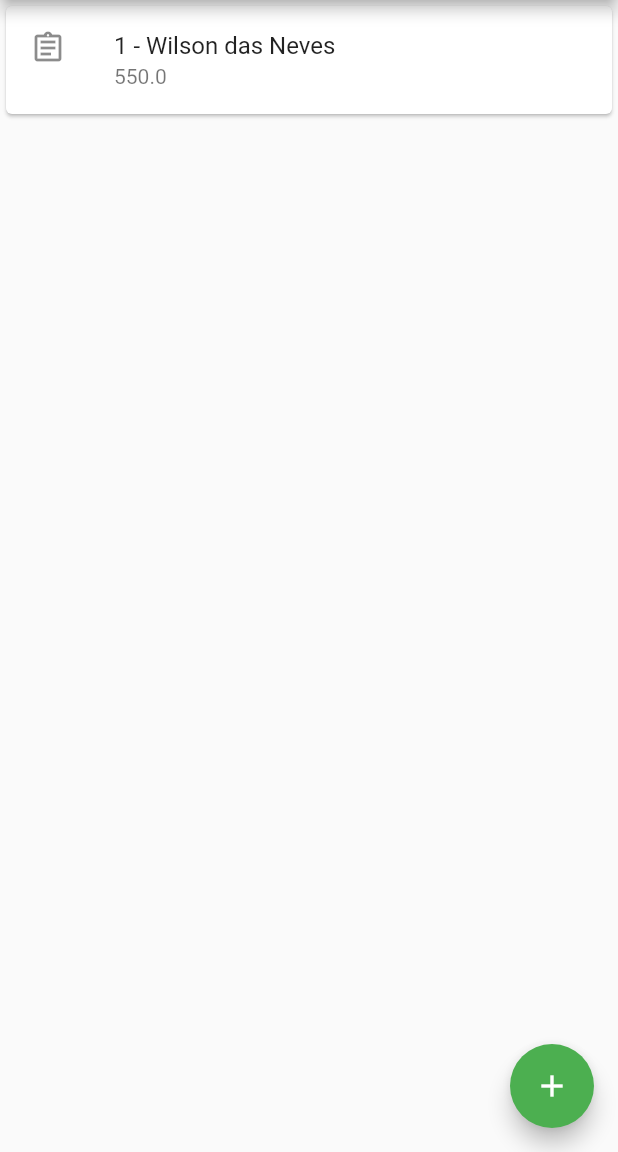
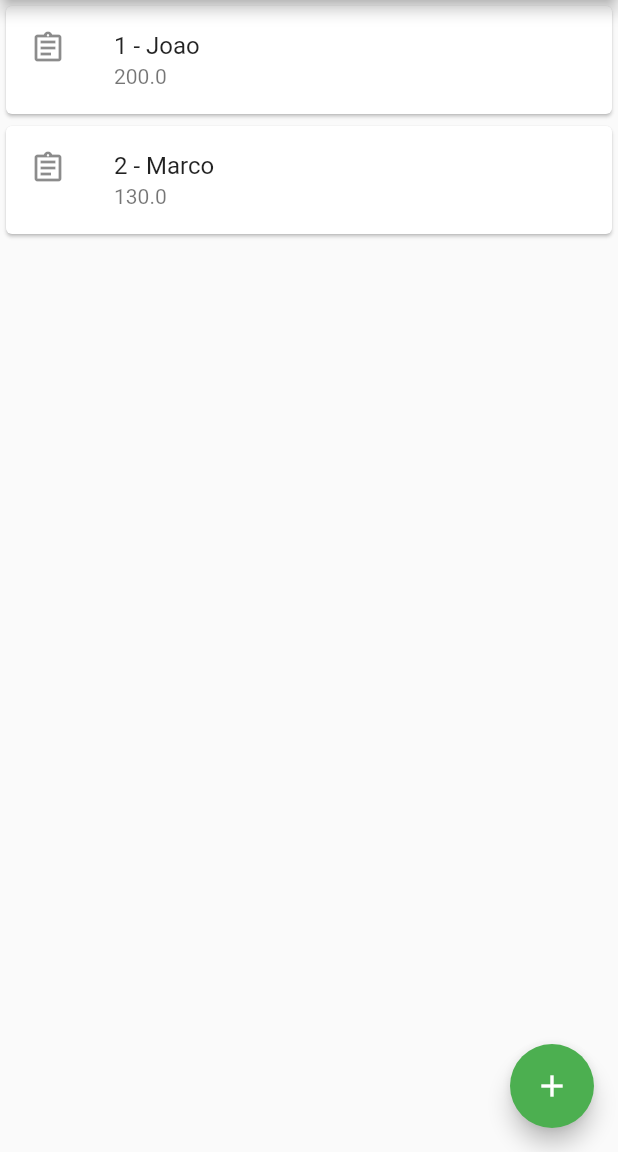
Before and after one commit to andrelake/order_flutter, a Flutter app: the screen it shows after launch, on a phone screen of 412 x 824 dp, the part 84-1236 px from its top. Run offline on Flutter 3.47's test engine with Material 2 defaults, Android fonts, the phone set to English and light mode, and no system bars.

Commit message:
refactor and reorganization of project

```diff
--- /dev/null
+++ b/lib/components/order.component.dart
@@ -0,0 +1,20 @@
+import 'package:flutter/material.dart';
+import 'package:order_flutter/model/order.dart';
+
+class OrderComponent extends StatelessWidget {
+
+  final Order order;
+
+  OrderComponent(this.order);
+
+  @override
+  Widget build(BuildContext context) {
+    return Card(
+      child: ListTile(
+        leading: Icon(Icons.assignment_outlined),
+        title: Text(order.orderId.toString() + ' - ' + order.client.name),
+        subtitle: Text(order.total.toString()),
+      ),
+    );
+  }
+}
--- a/lib/main.dart
+++ b/lib/main.dart
@@ -1,5 +1,5 @@
 import 'package:flutter/material.dart';
-import 'orderList.dart';
+import 'pages/orderList.page.dart';
 
 void main() {
   runApp(MyApp());
@@ -14,7 +14,7 @@ class MyApp extends StatelessWidget {
         primarySwatch: Colors.green,
         visualDensity: VisualDensity.adaptivePlatformDensity,
       ),
-      home: OrderList(),
+      home: OrderListPage(),
     );
   }
 }
--- /dev/null
+++ b/lib/model/order.dart
@@ -0,0 +1,23 @@
+import 'package:order_flutter/model/client.dart';
+import 'package:order_flutter/model/orderItem.dart';
+import 'package:order_flutter/model/product.dart';
+
+class Order {
+
+  final int orderId;
+  final Client client;
+  final List<OrderItem> orderItemList = [
+    OrderItem(1, Product(1, 'Bola', 50.0, 'un'), 2),
+    OrderItem(2, Product(2, 'Tesoura', 12.0, 'un'), 1),
+  ];
+  double total;
+  final DateTime date = DateTime.now();
+
+  Order(this.orderId, this.client, this.total);
+
+  double get totalOfOrder {
+    total = orderItemList.map((item) => item.product.price * item.qty)
+        .reduce((acc, cur) => acc += cur);
+    return total;
+  }
+}
--- /dev/null
+++ b/lib/model/orderItem.dart
@@ -0,0 +1,10 @@
+import 'package:order_flutter/model/product.dart';
+
+class OrderItem {
+  final int id;
+  final Product product;
+  final double qty;
+
+  const OrderItem(this.id, this.product, this.qty);
+
+}
--- a/lib/order.dart
+++ /dev/null
@@ -1,28 +0,0 @@
-import 'package:flutter/material.dart';
-import 'package:order_flutter/orderItem.dart';
-
-import 'client.dart';
-
-class Order extends StatelessWidget {
-  final int orderId;
-  final Client _client;
-  //final List<OrderItem> orderItemList;
-  final double total;
-  final DateTime date = DateTime.now();
-
-  Order(this.orderId,
-      this._client,
-      //this.orderItemList,
-      this.total);
-
-  @override
-  Widget build(BuildContext context) {
-    return Card(
-      child: ListTile(
-        leading: Icon(Icons.assignment_outlined),
-        title: Text('$orderId - ' + _client.name),
-        subtitle: Text('$total'),
-      ),
-    );
-  }
-}
--- a/lib/orderItem.dart
+++ /dev/null
@@ -1,11 +0,0 @@
-import 'package:order_flutter/product.dart';
-
-class OrderItem {
-  final int id;
-  final Product product;
-  final double qty;
-  final double price;
-
-  const OrderItem(this.id, this.product, this.qty, this.price);
-
-}
--- a/lib/orderList.dart
+++ /dev/null
@@ -1,30 +0,0 @@
-import 'package:flutter/material.dart';
-import 'package:order_flutter/client.dart';
-
-import 'order.dart';
-
-class OrderList extends StatelessWidget {
-  OrderList({Key key}) : super(key: key);
-
-  @override
-  Widget build(BuildContext context) {
-    return Scaffold(
-      appBar: AppBar(
-        title: Text('Order List'),
-      ),
-      body: Center(
-        child: Column(
-          children: <Widget>[
-            Order(
-              1,
-              Client(1, 'Wilson das Neves', 'wil@gmail.com', '1499999999'),
-              550.0)
-          ],
-        ),
-      ),
-      floatingActionButton: FloatingActionButton(
-        child: Icon(Icons.add),
-      ),
-    );
-  }
-}
--- /dev/null
+++ b/lib/pages/orderList.page.dart
@@ -0,0 +1,32 @@
+import 'package:flutter/material.dart';
+import 'package:order_flutter/components/order.component.dart';
+import 'package:order_flutter/model/client.dart';
+import 'package:order_flutter/model/order.dart';
+
+
+class OrderListPage extends StatelessWidget {
+
+  final List<Order> listOfOrders = [
+    Order(1, Client(1, 'Joao', 'joao@gmail.com', '1499999999'), 200.0),
+    Order(2, Client(2, 'Marco', 'marco@gmail.com', '1499999999'), 130.0),
+  ];
+
+  @override
+  Widget build(BuildContext context) {
+    return Scaffold(
+      appBar: AppBar(
+        title: Text('Order List'),
+      ),
+      body: Center(
+        child: Column(
+          children: <Widget>[
+            for (var order in listOfOrders) OrderComponent(order)
+          ],
+        ),
+      ),
+      floatingActionButton: FloatingActionButton(
+        child: Icon(Icons.add),
+      ),
+    );
+  }
+}
```
Also changed, not shown: lib/model/client.dart (renamed from lib/client.dart), lib/model/product.dart (renamed from lib/product.dart).
